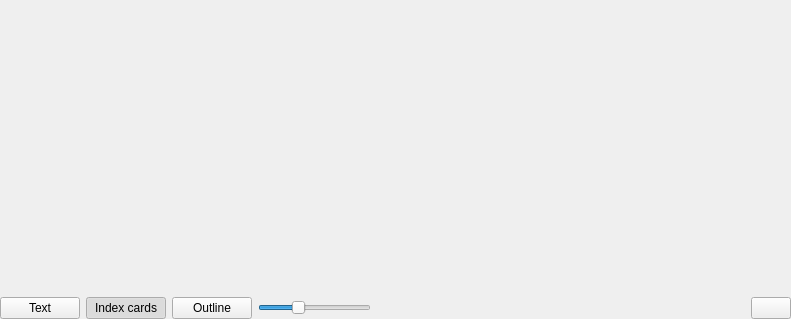
First picture: the form in manuskript/ui/editors/mainEditor_ui.ui, repository olivierkes/manuskript, before the edit.
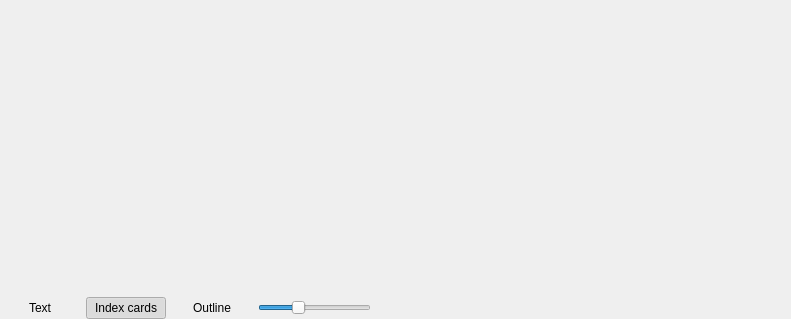
Second picture: the form after the edit. Icons and pictures are not drawn. Custom widgets are drawn as their Qt base class.

Diff of the .ui file:
```diff
--- a/manuskript/ui/editors/mainEditor_ui.ui
+++ b/manuskript/ui/editors/mainEditor_ui.ui
@@ -55,6 +55,9 @@
        <property name="checkable">
         <bool>true</bool>
        </property>
+       <property name="flat">
+        <bool>true</bool>
+       </property>
        <attribute name="buttonGroup">
         <string notr="true">buttonGroup</string>
        </attribute>
@@ -84,6 +87,9 @@
        <property name="checkable">
         <bool>true</bool>
        </property>
+       <property name="flat">
+        <bool>true</bool>
+       </property>
        <attribute name="buttonGroup">
         <string notr="true">buttonGroup</string>
        </attribute>
@@ -203,6 +209,9 @@
        <property name="shortcut">
         <string>F11</string>
        </property>
+       <property name="flat">
+        <bool>true</bool>
+       </property>
       </widget>
      </item>
     </layout>
```
Left out of the diff: 3 changed lines with no effect on the pictures.
